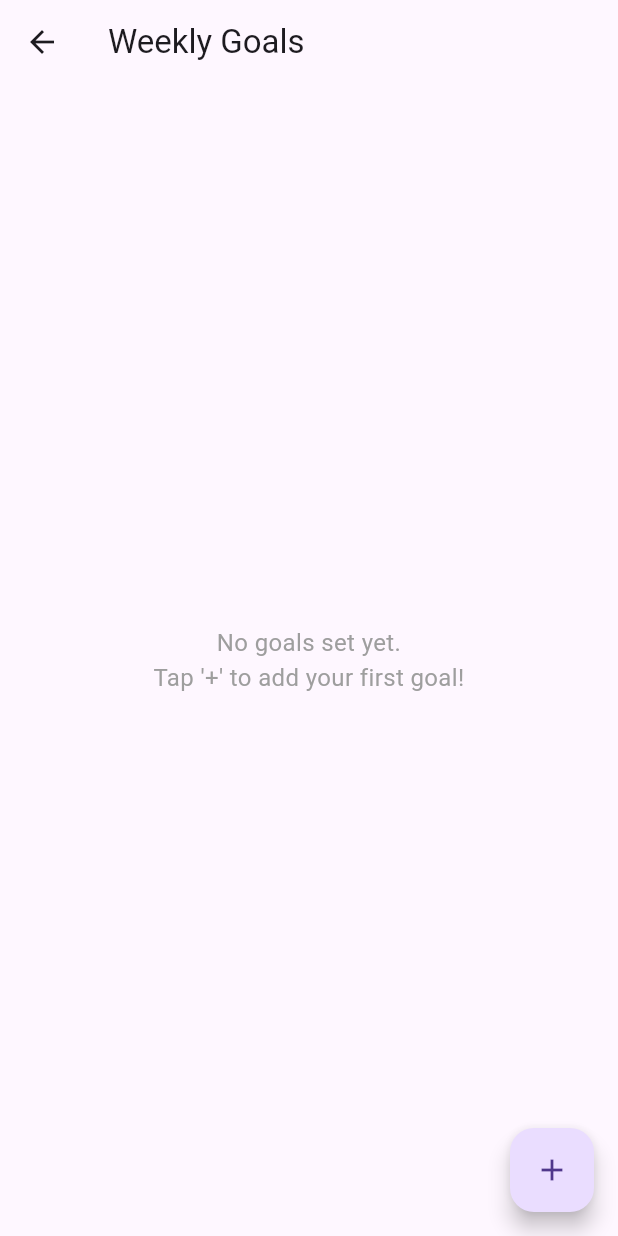
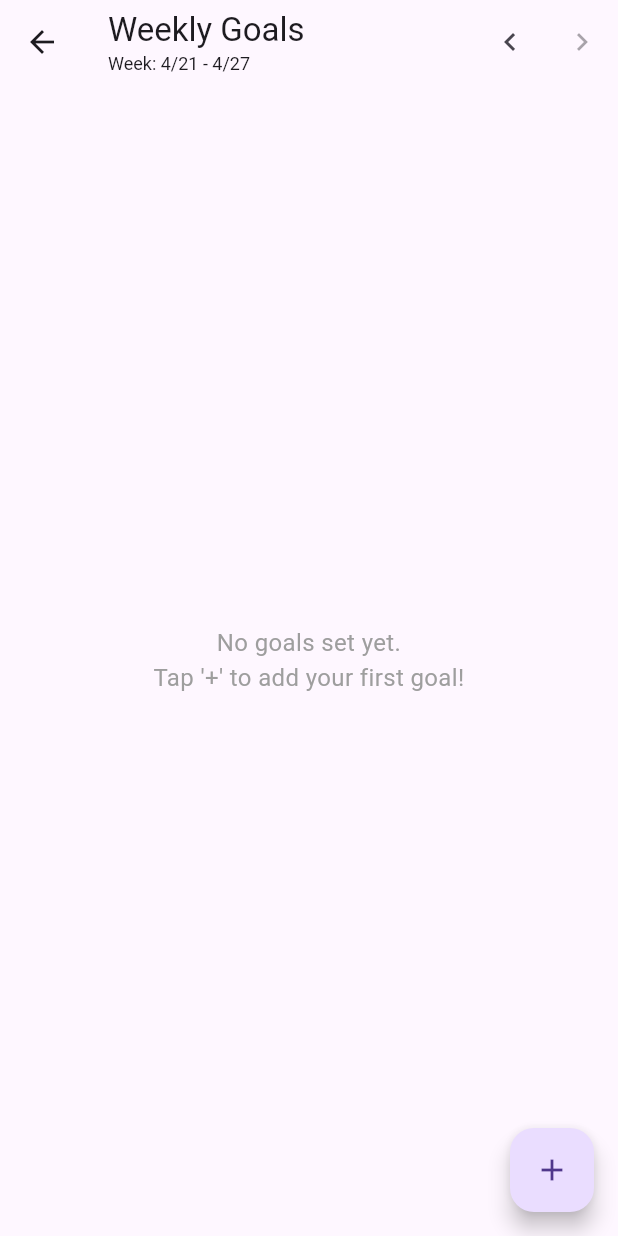
Before and after one commit to ItsCarmine/Station05, a Flutter app: the GoalsScreen screen opened directly, on a phone screen of 412 x 824 dp. Run offline on Flutter 3.47's test engine with Material 3 defaults, Android fonts, the phone set to English and light mode, and no system bars; our stand-ins replace fl_chart, hive, hive_flutter; accounts and stored records are empty.

Commit message:
Log/Goal changes

```diff
--- a/lib/goals_screen.dart
+++ b/lib/goals_screen.dart
@@ -4,6 +4,7 @@ import 'goal_model.dart';
 import 'task_model.dart'; // <-- No longer needed for totalSecondsFocused
 import 'focus_log_model.dart'; // <-- Import Log model
 import 'main.dart'; // For box names
+import 'package:intl/intl.dart';
 
 // Helper function to get the start of the current week (Monday)
 DateTime _getStartOfWeek(DateTime date) {
@@ -34,22 +35,59 @@ class GoalsScreen extends StatefulWidget {
 class _GoalsScreenState extends State<GoalsScreen> {
   late Box<Goal> goalBox;
   late Box<String> categoryBox;
-  late Box<FocusSessionLog> logBox; // <-- Add logBox instance variable
+  late Box<FocusSessionLog> logBox;
+
+  late DateTime _displayWeekStart; // <-- Add state for displayed week
 
   @override
   void initState() {
     super.initState();
     goalBox = Hive.box<Goal>(goalBoxName);
     categoryBox = Hive.box<String>(categoryBoxName);
-    logBox = Hive.box<FocusSessionLog>(focusLogBoxName); // <-- Get logBox
+    logBox = Hive.box<FocusSessionLog>(focusLogBoxName);
+    _displayWeekStart = _getStartOfWeek(DateTime.now()); // <-- Initialize to current week
   }
 
   @override
   Widget build(BuildContext context) {
+    // Determine if the displayed week is the current week
+    final bool isCurrentWeek = _getStartOfWeek(DateTime.now()) == _displayWeekStart;
+    // Calculate the end date for display purposes (Sunday of the displayed week)
+    final displayWeekEnd = _displayWeekStart.add(Duration(days: 6));
+
     return Scaffold(
       appBar: AppBar(
-        title: Text("Weekly Goals"),
-        // Add actions later (e.g., Add Goal)
+        title: Column(
+          crossAxisAlignment: CrossAxisAlignment.start,
+          children: [
+            Text("Weekly Goals"),
+            Text(
+              "Week: ${DateFormat.Md().format(_displayWeekStart)} - ${DateFormat.Md().format(displayWeekEnd)}",
+              style: TextStyle(fontSize: 12, fontWeight: FontWeight.normal),
+            ),
+          ],
+        ),
+        actions: [
+          IconButton(
+            icon: Icon(Icons.chevron_left),
+            tooltip: 'Previous Week',
+            onPressed: () {
+              setState(() {
+                _displayWeekStart = _displayWeekStart.subtract(Duration(days: 7));
+              });
+            },
+          ),
+          IconButton(
+            icon: Icon(Icons.chevron_right),
+            tooltip: 'Next Week',
+            // Disable if viewing the current week
+            onPressed: isCurrentWeek ? null : () {
+              setState(() {
+                _displayWeekStart = _displayWeekStart.add(Duration(days: 7));
+              });
+            },
+          ),
+        ],
       ),
       body: ValueListenableBuilder(
         valueListenable: goalBox.listenable(),
@@ -57,10 +95,10 @@ class _GoalsScreenState extends State<GoalsScreen> {
           return ValueListenableBuilder(
             valueListenable: logBox.listenable(),
             builder: (context, Box<FocusSessionLog> logBoxSnapshot, _) {
-              // Get current week boundaries
-              final now = DateTime.now();
-              final startOfWeek = _getStartOfWeek(now);
-              final endOfWeek = _getEndOfWeek(now);
+              // Get displayed week boundaries
+              final startOfWeek = _displayWeekStart; // Use state variable
+              // Use the helper to get the end, ensures correct handling across year/month boundaries
+              final endOfWeek = _getEndOfWeek(_displayWeekStart);
 
               if (goalBoxSnapshot.values.isEmpty) {
                 return Center(
@@ -113,7 +151,8 @@ class _GoalsScreenState extends State<GoalsScreen> {
                         ),
                         SizedBox(height: 4),
                         Text(
-                          "${totalHoursFocusedThisWeek.toStringAsFixed(1)} hours logged this week",
+                          // Updated text to be more generic
+                          "${totalHoursFocusedThisWeek.toStringAsFixed(1)} hours logged for week",
                           style: TextStyle(fontSize: 12, color: Colors.grey[600]),
                         ),
                       ],
```
Also changed, not shown: lib/log_screen.dart (added, +286 -0 lines), lib/main.dart (+13 -0 lines), assets/desertbush.png (added), assets/focus_mode.png (deleted), assets/sdeserttree.png (added), assets/soaktree1.png (added).
